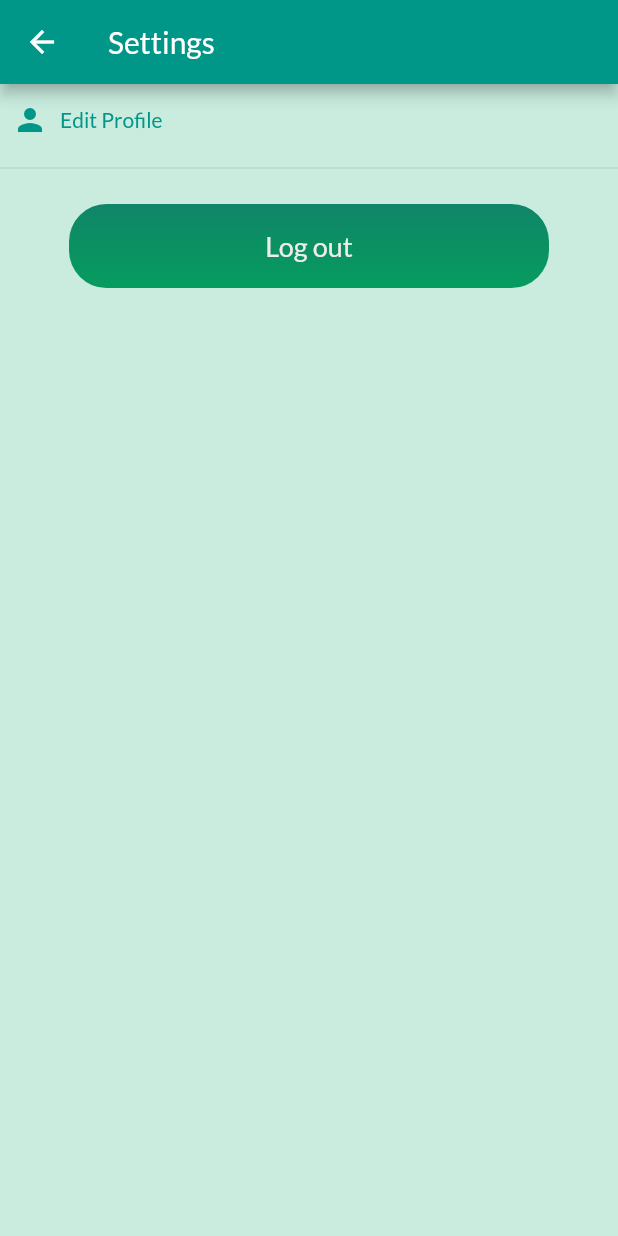
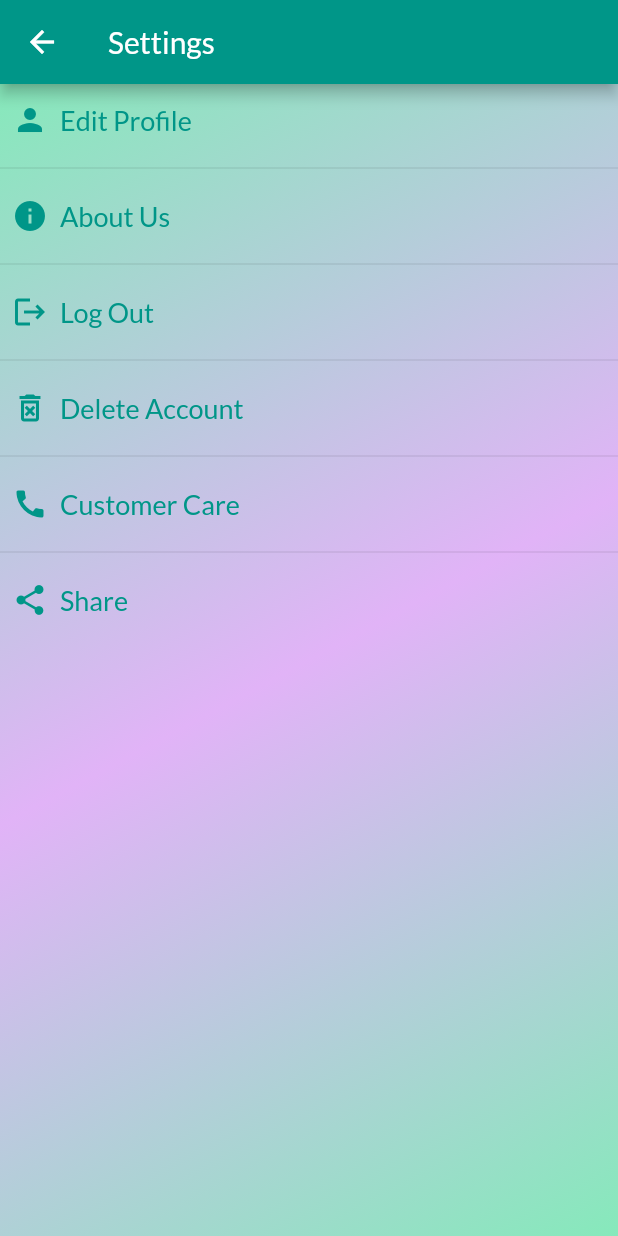
Before and after one commit to AkhilGK/PixMania, a Flutter app: the screen it shows once a user with an empty profile is signed in, item 4 of the bottom bar chosen, after a tap on the "menu" icon, on a phone screen of 412 x 824 dp. Run offline on Flutter 3.47's test engine with Material 2 defaults, Android fonts, the phone set to English and light mode, and no system bars; our stand-ins replace animated_splash_screen, awesome_dialog, cloud_firestore, firebase_auth, firebase_core, firebase_storage and 6 more; accounts and stored records are empty; network calls fail.

Commit message:
settings page

```diff
--- a/lib/constants/constants.dart
+++ b/lib/constants/constants.dart
@@ -13,7 +13,8 @@ const kboxDecoration = BoxDecoration(
       begin: Alignment.topLeft,
       end: Alignment.bottomRight,
       colors: <Color>[
-        Color.fromARGB(255, 196, 212, 208),
+        Color.fromARGB(255, 134, 233, 187),
+        Color.fromARGB(255, 225, 179, 247),
         Color.fromARGB(255, 134, 233, 187),
       ]),
 );
--- a/lib/screens/other_screens/settings_screen.dart
+++ /dev/null
@@ -1,330 +0,0 @@
-// import 'dart:typed_data';
-
-// import 'package:firebase_auth/firebase_auth.dart';
-// import 'package:flutter/material.dart';
-// import 'package:image_picker/image_picker.dart';
-// import 'package:pixmania/providers/userprovider.dart';
-// import 'package:pixmania/services/firestore.dart';
-// import 'package:pixmania/utils/utils.dart';
-// import 'package:pixmania/widgets/login_widgets/button.dart';
-// import 'package:pixmania/widgets/login_widgets/colors.dart';
-// import 'package:pixmania/widgets/login_widgets/formfield.dart';
-// import 'package:pixmania/services/auth.dart';
-// import 'package:provider/provider.dart';
-
-// import '../../user model/usermodel.dart';
-
-// class SettingScreen extends StatefulWidget {
-//   const SettingScreen({super.key});
-
-//   @override
-//   State<SettingScreen> createState() => _SettingScreenState();
-// }
-
-// class _SettingScreenState extends State<SettingScreen> {
-//   AuthServices auth = AuthServices();
-
-//   FirebaseAuth user = FirebaseAuth.instance;
-
-//   TextEditingController nameController = TextEditingController();
-
-//   TextEditingController bioController = TextEditingController();
-
-//   Uint8List? selectedImage;
-
-//   @override
-//   Widget build(BuildContext context) {
-//     UserData? userdata = Provider.of<UserProvider>(context).getUser;
-//     String imagePath = userdata.profileImage == null
-//         ? "https://encrypted-tbn0.gstatic.com/images?q=tbn:ANd9GcRZSk4gp49octHXf0Tug_Fdbd0eamGYhLd1Lcoy8j1l18_Tyt0OzkqaZ8r8TDmveiInAxo&usqp=CAU"
-//         : userdata.profileImage!;
-
-//     return Scaffold(
-//       appBar: AppBar(
-//         title: const Text('Settings'),
-//       ),
-//       body: SafeArea(
-//           child: Column(
-//         crossAxisAlignment: CrossAxisAlignment.start,
-//         children: [
-//           TextButton.icon(
-//               label: const Text('Edit Profile'),
-//               onPressed: () {
-//                 _showAlertDialog(context, imagePath);
-//               },
-//               icon: const Icon(Icons.person)),
-//           Padding(
-//             padding: const EdgeInsets.symmetric(horizontal: 30),
-//             child: SubmitButton(title: 'Log out', onpressfun: logOut),
-//           )
-//         ],
-//       )),
-//     );
-//   }
-
-//   void logOut() async {
-//     await auth.signout();
-//     Navigator.of(context).pop();
-//   }
-
-//   void _showAlertDialog(BuildContext context, String imagepath) {
-//     void imagepick() async {
-//       Uint8List image = await pickImage(ImageSource.gallery);
-
-//       setState(() {
-//         selectedImage = image;
-//       });
-//     }
-
-//     showDialog(
-//       context: context,
-//       builder: (BuildContext context) {
-//         return AlertDialog(
-//           backgroundColor: scafoldBg,
-//           // title: const Text('Profile'),
-//           // content: const Text('dfsaf.'),
-//           actions: <Widget>[
-//             Column(
-//               children: [
-//                 Stack(
-//                   children: [
-//                     selectedImage != null
-//                         ? CircleAvatar(
-//                             radius: 65,
-//                             backgroundImage: MemoryImage(selectedImage!),
-//                             child: const Padding(
-//                               padding: EdgeInsets.all(10.0),
-//                             ),
-//                           )
-//                         : CircleAvatar(
-//                             radius: 65,
-//                             backgroundImage: NetworkImage(imagepath),
-//                             child: const Padding(
-//                               padding: EdgeInsets.all(10.0),
-//                               // child: Image.network(
-//                               //   image,
-//                               //   fit: BoxFit.fill,
-//                               // ),
-//                             ),
-//                           ),
-//                     Positioned(
-//                         bottom: 0,
-//                         right: 0,
-//                         child: IconButton(
-//                             onPressed: () {
-//                               imagepick();
-//                             },
-//                             icon: const Icon(Icons.add_a_photo)))
-//                   ],
-//                 ),
-//                 CustomFormfield(
-//                     controller: nameController,
-//                     hintText: 'Enter Username',
-//                     label: 'Username'),
-//                 CustomFormfield(
-//                     controller: bioController,
-//                     hintText: 'Tell about your self',
-//                     label: 'Bio'),
-//                 SubmitButton(
-//                   title: 'Save Changes',
-//                   onpressfun: () {
-//                     saveProfile(nameController.text, bioController.text,
-//                         selectedImage!, context);
-//                     Navigator.pop(context);
-//                   },
-//                 )
-//               ],
-//             ),
-//           ],
-//         );
-//       },
-//     );
-//   }
-
-//   //save or edit profile
-//   saveProfile(
-//       String userName, String bio, Uint8List image, BuildContext context) {
-//     FireStore().uploadProfile(userName, bio, image, context);
-//   }
-// }
-
-import 'dart:typed_data';
-import 'package:firebase_auth/firebase_auth.dart';
-import 'package:flutter/material.dart';
-import 'package:image_picker/image_picker.dart';
-import 'package:pixmania/providers/userprovider.dart';
-import 'package:pixmania/screens/other_screens/edit_profile.dart';
-import 'package:pixmania/services/firestore.dart';
-import 'package:pixmania/widgets/login_widgets/button.dart';
-import 'package:pixmania/services/auth.dart';
-import 'package:provider/provider.dart';
-import '../../models/usermodel.dart';
-
-class SettingScreen extends StatefulWidget {
-  const SettingScreen({Key? key}) : super(key: key);
-
-  @override
-  State<SettingScreen> createState() => _SettingScreenState();
-}
-
-class _SettingScreenState extends State<SettingScreen> {
-  AuthServices auth = AuthServices();
-
-  FirebaseAuth user = FirebaseAuth.instance;
-
-  TextEditingController nameController = TextEditingController();
-
-  TextEditingController bioController = TextEditingController();
-
-  Uint8List? selectedImage;
-
-  @override
-  Widget build(BuildContext context) {
-    UserData? userdata = Provider.of<UserProvider>(context).getUser;
-    String imagePath = userdata.profileImage == null
-        ? "https://encrypted-tbn0.gstatic.com/images?q=tbn:ANd9GcRZSk4gp49octHXf0Tug_Fdbd0eamGYhLd1Lcoy8j1l18_Tyt0OzkqaZ8r8TDmveiInAxo&usqp=CAU"
-        : userdata.profileImage!;
-
-    return Scaffold(
-      appBar: AppBar(
-        title: const Text('Settings'),
-      ),
-      body: SafeArea(
-        child: Column(
-          crossAxisAlignment: CrossAxisAlignment.start,
-          children: [
-            TextButton.icon(
-              label: const Text('Edit Profile'),
-              onPressed: () {
-                // _showAlertDialog(context, imagePath);
-                Navigator.of(context).push(MaterialPageRoute(
-                  builder: (context) => const EditProfile(),
-                ));
-              },
-              icon: const Icon(Icons.person),
-            ),
-            const Divider(),
-            Padding(
-              padding: const EdgeInsets.symmetric(horizontal: 30),
-              child: SubmitButton(title: 'Log out', onpressfun: logOut),
-            ),
-          ],
-        ),
-      ),
-    );
-  }
-
-  void logOut() async {
-    await auth.signout();
-    Navigator.of(context).pop();
-  }
-
-  void _showAlertDialog(BuildContext context, String imagepath) {
-    void imagepick() async {
-      Uint8List? image = await pickImage(ImageSource.gallery);
-
-      if (image != null) {
-        setState(() {
-          selectedImage = image;
-        });
-      }
-    }
-
-    // showDialog(
-    //   context: context,
-    //   builder: (BuildContext context) {
-    //     return StatefulBuilder(
-    //       builder: (BuildContext context, StateSetter setState) {
-    //         return AlertDialog(
-    //           backgroundColor: scafoldBg,
-    //           actions: <Widget>[
-    //             Column(
-    //               children: [
-    //                 Stack(
-    //                   children: [
-    //                     selectedImage != null
-    //                         ? CircleAvatar(
-    //                             radius: 65,
-    //                             backgroundImage: MemoryImage(selectedImage!),
-    //                             child: const Padding(
-    //                               padding: EdgeInsets.all(10.0),
-    //                             ),
-    //                           )
-    //                         : CircleAvatar(
-    //                             radius: 65,
-    //                             backgroundImage: NetworkImage(imagepath),
-    //                             child: const Padding(
-    //                               padding: EdgeInsets.all(10.0),
-    //                             ),
-    //                           ),
-    //                     Positioned(
-    //                       bottom: 0,
-    //                       right: 0,
-    //                       child: IconButton(
-    //                         onPressed: () {
-    //                           imagepick();
-    //                         },
-    //                         icon: const Icon(Icons.add_a_photo),
-    //                       ),
-    //                     ),
-    //                   ],
-    //                 ),
-    //                 CustomFormfield(
-    //                   controller: nameController,
-    //                   hintText: 'Enter Username',
-    //                   label: 'Username',
-    //                 ),
-    //                 CustomFormfield(
-    //                   controller: bioController,
-    //                   hintText: 'Tell about yourself',
-    //                   label: 'Bio',
-    //                 ),
-    //                 SubmitButton(
-    //                   title: 'Save Changes',
-    //                   onpressfun: () {
-    //                     saveProfile(
-    //                       nameController.text,
-    //                       bioController.text,
-    //                       selectedImage,
-    //                       context,
-    //                     );
-    //                     Navigator.pop(context);
-    //                   },
-    //                 ),
-    //               ],
-    //             ),
-    //           ],
-    //         );
-    //       },
-    //     );
-    //   },
-    // );
-  }
-
-  // Future<String> saveProfile(
-  //   String userName,
-  //   String bio,
-  //   Uint8List? image,
-  //   BuildContext context,
-  // ) {
-  //   Future<String> res;
-  //   if (image != null) {
-  //     res = FireStore().uploadProfile(userName, bio, image, context);
-  //   } else {
-  //     res = 'error' as Future<String>;
-  //     // Handle the case when no image is selected
-  //   }
-  //   return res;
-  // }
-}
-
-Future<Uint8List?> pickImage(ImageSource imageSource) async {
-  ImagePicker imagePicker = ImagePicker();
-
-  XFile? file = await imagePicker.pickImage(source: imageSource);
-  if (file != null) {
-    return file.readAsBytes();
-  }
-  print('image not picked');
-  return null;
-}
--- a/lib/screens/other_screens/visit_profile.dart
+++ b/lib/screens/other_screens/visit_profile.dart
@@ -97,7 +97,8 @@ class VisitProfile extends StatelessWidget {
                               Navigator.of(context).push(MaterialPageRoute(
                                 builder: (context) => Chats(
                                     recieverId: snap['uid'],
-                                    userName: snap['userName']),
+                                    userName: snap['userName'],
+                                    profileImage: user['profileImage']),
                               ));
                             },
                             child: const Text('Message'),
--- a/lib/screens/other_screens/edit_profile.dart
+++ b/lib/screens/settings/edit_profile.dart
@@ -90,7 +90,7 @@ class _EditProfileState extends State<EditProfile> {
                           Navigator.of(context).pop();
                         } else {
                           showSnackBar(context,
-                              "Select an Image and feilds can't be empty");
+                              "Select an Image and  feilds can't be empty");
                         }
                       })
             ],
--- /dev/null
+++ b/lib/screens/settings/settings_screen.dart
@@ -0,0 +1,133 @@
+import 'package:awesome_dialog/awesome_dialog.dart';
+import 'package:firebase_auth/firebase_auth.dart';
+import 'package:flutter/material.dart';
+import 'package:pixmania/constants/constants.dart';
+import 'package:pixmania/screens/settings/edit_profile.dart';
+import 'package:pixmania/services/auth.dart';
+import 'package:url_launcher/url_launcher_string.dart';
+
+class SettingScreen extends StatefulWidget {
+  const SettingScreen({Key? key}) : super(key: key);
+
+  @override
+  State<SettingScreen> createState() => _SettingScreenState();
+}
+
+class _SettingScreenState extends State<SettingScreen> {
+  AuthServices auth = AuthServices();
+
+  FirebaseAuth user = FirebaseAuth.instance;
+
+  // Uint8List? selectedImage;
+
+  @override
+  Widget build(BuildContext context) {
+    return Scaffold(
+      appBar: AppBar(
+        title: const Text('Settings'),
+      ),
+      body: SafeArea(
+        child: Container(
+          decoration: kboxDecoration,
+          child: Column(
+            crossAxisAlignment: CrossAxisAlignment.start,
+            children: [
+              TextButton.icon(
+                // style: ButtonStyle(
+                //   side: MaterialStateProperty.all(
+                //     const BorderSide(width: 1.0, color: Colors.black),
+                //   ),
+                // ),
+                label: const Text(
+                  'Edit Profile',
+                  style: TextStyle(fontSize: 18),
+                ),
+                onPressed: () {
+                  Navigator.of(context).push(MaterialPageRoute(
+                    builder: (context) => const EditProfile(),
+                  ));
+                },
+                icon: const Icon(Icons.person),
+              ),
+              const Divider(),
+              TextButton.icon(
+                label: const Text(
+                  'About Us',
+                  style: TextStyle(fontSize: 18),
+                ),
+                onPressed: () {},
+                icon: const Icon(Icons.info),
+              ),
+              const Divider(),
+              TextButton.icon(
+                label: const Text(
+                  'Log Out',
+                  style: TextStyle(fontSize: 18),
+                ),
+                onPressed: () {
+                  AwesomeDialog(
+                    context: context,
+                    dialogType: DialogType
+                        .warning, // Change it as per your requirements
+                    animType: AnimType.scale,
+                    title: 'Log out?',
+                    desc: 'Log out from this User',
+                    btnCancelOnPress: () {},
+                    btnOkOnPress: () async {
+                      logOut();
+                    },
+                  ).show();
+                },
+                icon: const Icon(Icons.logout),
+              ),
+              const Divider(),
+              TextButton.icon(
+                label: const Text(
+                  'Delete Account',
+                  style: TextStyle(fontSize: 18),
+                ),
+                onPressed: () {},
+                icon: const Icon(Icons.delete_forever_outlined),
+              ),
+              const Divider(),
+              TextButton.icon(
+                label: const Text(
+                  'Customer Care',
+                  style: TextStyle(fontSize: 18),
+                ),
+                onPressed: () {
+                  AwesomeDialog(
+                    context: context,
+                    dialogType: DialogType
+                        .infoReverse, // Change it as per your requirements
+                    animType: AnimType.scale,
+                    title: 'Mail Us',
+                    desc: 'Press ok to email us ',
+                    btnCancelOnPress: () {},
+                    btnOkOnPress: () async {
+                      launchUrlString('mailto:nanohardbro@gmail.com');
+                    },
+                  ).show();
+                },
+                icon: const Icon(Icons.call),
+              ),
+              const Divider(),
+              TextButton.icon(
+                label: const Text(
+                  'Share',
+                  style: TextStyle(fontSize: 18),
+                ),
+                onPressed: () {},
+                icon: const Icon(Icons.share),
+              ),
+            ],
+          ),
+        ),
+      ),
+    );
+  }
+
+  void logOut() async {
+    await auth.signout();
+  }
+}
--- a/lib/widgets/profile_widgets/profile_card.dart
+++ b/lib/widgets/profile_widgets/profile_card.dart
@@ -2,7 +2,7 @@ import 'package:cloud_firestore/cloud_firestore.dart';
 import 'package:flutter/material.dart';
 import 'package:pixmania/constants/constants.dart';
 import 'package:pixmania/screens/other_screens/follow_unfollow.dart';
-import 'package:pixmania/screens/other_screens/settings_screen.dart';
+import 'package:pixmania/screens/settings/settings_screen.dart';
 import 'package:pixmania/services/firestore.dart';
 import 'package:pixmania/models/usermodel.dart';
 
@@ -70,7 +70,7 @@ class ProfileCard extends StatelessWidget {
                           ],
                         ),
                       ),
-                      GestureDetector(
+                      InkWell(
                         onTap: () {
                           Navigator.of(context).push(
                             MaterialPageRoute(
@@ -78,7 +78,10 @@ class ProfileCard extends StatelessWidget {
                             ),
                           );
                         },
-                        child: const Icon(Icons.menu),
+                        child: const Padding(
+                          padding: EdgeInsets.only(bottom: 10.0),
+                          child: Icon(Icons.menu),
+                        ),
                       ),
                     ],
                   ),
--- a/pubspec.yaml
+++ b/pubspec.yaml
@@ -46,6 +46,7 @@ dependencies:
   intl: ^0.18.1
   lottie: ^2.3.0
   provider: ^6.0.5
+  url_launcher: ^6.1.11
   uuid: ^3.0.7
 
 dev_dependencies:
```
Also changed, not shown: lib/screens/other_screens/chat_screen.dart (+62 -37 lines), lib/screens/other_screens/chats.dart (+23 -3 lines), lib/services/firestore.dart (+1 -6 lines), pubspec.lock, 5 other files.
